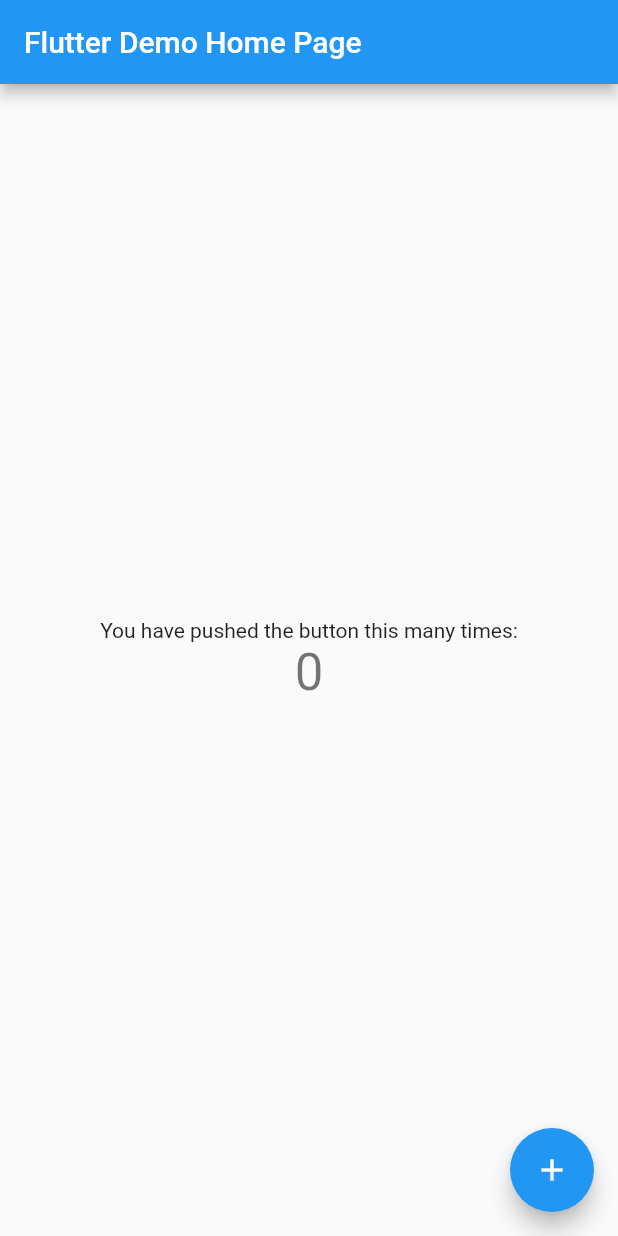
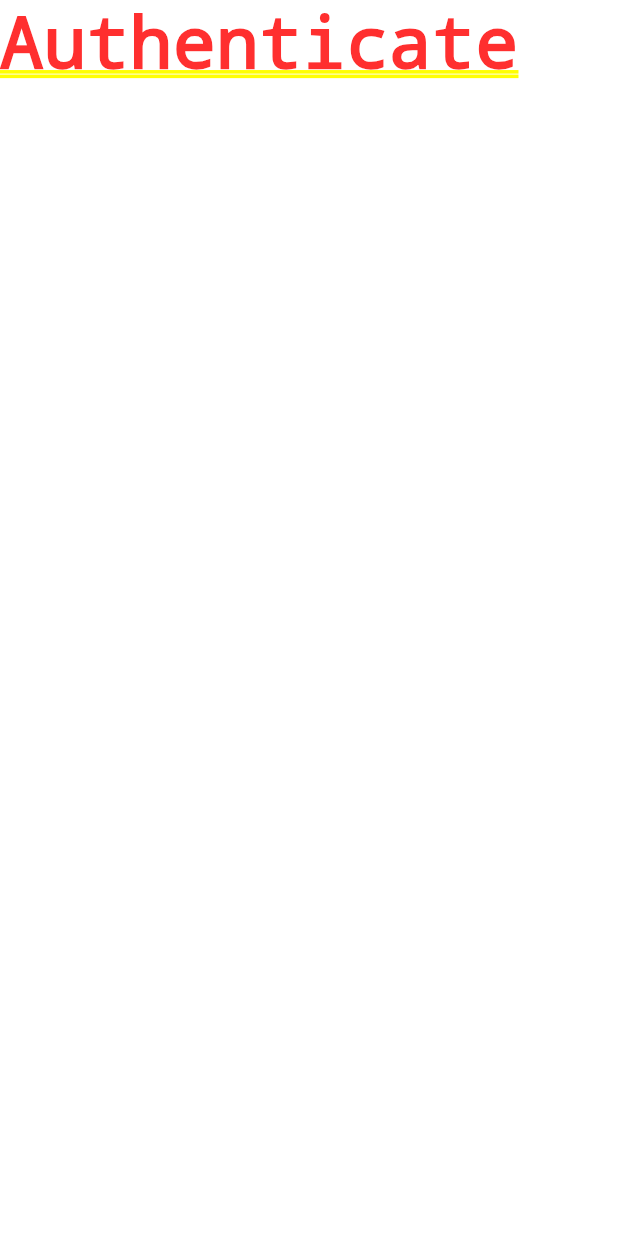
Before and after one commit to Gounaya/Mobile_project, a Flutter app: the screen it shows after launch, on a phone screen of 412 x 824 dp. Run offline on Flutter 3.47's test engine with Material 2 defaults, Android fonts, the phone set to English and light mode, and no system bars.

Commit message:
prepare folders

```diff
--- a/lib/main.dart
+++ b/lib/main.dart
@@ -1,4 +1,5 @@
 import 'package:flutter/material.dart';
+import 'package:mobileproject/screens/wrapper.dart';
 
 void main() => runApp(MyApp());
 
@@ -7,88 +8,7 @@
   @override
   Widget build(BuildContext context) {
     return MaterialApp(
-      title: 'Flutter Demo',
-      theme: ThemeData(
-
-        primarySwatch: Colors.blue,
-      ),
-      home: MyHomePage(title: 'Flutter Demo Home Page'),
+      home: Wrapper(),
     );
   }
 }
-
-class MyHomePage extends StatefulWidget {
-  MyHomePage({Key key, this.title}) : super(key: key);
-
-  final String title;
-
-  @override
-  _MyHomePageState createState() => _MyHomePageState();
-}
-
-class _MyHomePageState extends State<MyHomePage> {
-  int _counter = 0;
-
-  void _incrementCounter() {
-    setState(() {
-      // This call to setState tells the Flutter framework that something has
-      // changed in this State, which causes it to rerun the build method below
-      // so that the display can reflect the updated values. If we changed
-      // _counter without calling setState(), then the build method would not be
-      // called again, and so nothing would appear to happen.
-      _counter++;
-    });
-  }
-
-  @override
-  Widget build(BuildContext context) {
-    // This method is rerun every time setState is called, for instance as done
-    // by the _incrementCounter method above.
-    //
-    // The Flutter framework has been optimized to make rerunning build methods
-    // fast, so that you can just rebuild anything that needs updating rather
-    // than having to individually change instances of widgets.
-    return Scaffold(
-      appBar: AppBar(
-        // Here we take the value from the MyHomePage object that was created by
-        // the App.build method, and use it to set our appbar title.
-        title: Text(widget.title),
-      ),
-      body: Center(
-        // Center is a layout widget. It takes a single child and positions it
-        // in the middle of the parent.
-        child: Column(
-          // Column is also a layout widget. It takes a list of children and
-          // arranges them vertically. By default, it sizes itself to fit its
-          // children horizontally, and tries to be as tall as its parent.
-          //
-          // Invoke "debug painting" (press "p" in the console, choose the
-          // "Toggle Debug Paint" action from the Flutter Inspector in Android
-          // Studio, or the "Toggle Debug Paint" command in Visual Studio Code)
-          // to see the wireframe for each widget.
-          //
-          // Column has various properties to control how it sizes itself and
-          // how it positions its children. Here we use mainAxisAlignment to
-          // center the children vertically; the main axis here is the vertical
-          // axis because Columns are vertical (the cross axis would be
-          // horizontal).
-          mainAxisAlignment: MainAxisAlignment.center,
-          children: <Widget>[
-            Text(
-              'You have pushed the button this many times:',
-            ),
-            Text(
-              '$_counter',
-              style: Theme.of(context).textTheme.display1,
-            ),
-          ],
-        ),
-      ),
-      floatingActionButton: FloatingActionButton(
-        onPressed: _incrementCounter,
-        tooltip: 'Increment',
-        child: Icon(Icons.add),
-      ), // This trailing comma makes auto-formatting nicer for build methods.
-    );
-  }
-}
--- /dev/null
+++ b/lib/screens/authenticate/authenticate.dart
@@ -0,0 +1,16 @@
+
+import 'package:flutter/material.dart';
+
+class Authenticate extends StatefulWidget {
+  @override
+  _AuthenticateState createState() => _AuthenticateState();
+}
+
+class _AuthenticateState extends State<Authenticate> {
+  @override
+  Widget build(BuildContext context) {
+    return Container(
+      child: Text('Authenticate'),
+    );
+  }
+}
--- /dev/null
+++ b/lib/screens/home/home.dart
@@ -0,0 +1,11 @@
+import 'package:flutter/material.dart';
+
+
+class Home extends StatelessWidget {
+  @override
+  Widget build(BuildContext context) {
+    return Container(
+      child: Text('home'),
+    );
+  }
+}
--- /dev/null
+++ b/lib/screens/wrapper.dart
@@ -0,0 +1,13 @@
+
+import 'package:flutter/material.dart';
+import 'package:mobileproject/screens/authenticate/authenticate.dart';
+import 'package:mobileproject/screens/home/home.dart';
+
+class Wrapper extends StatelessWidget {
+  @override
+  Widget build(BuildContext context) {
+
+    //return either home or authenticate widget
+    return Authenticate();
+  }
+}
```
